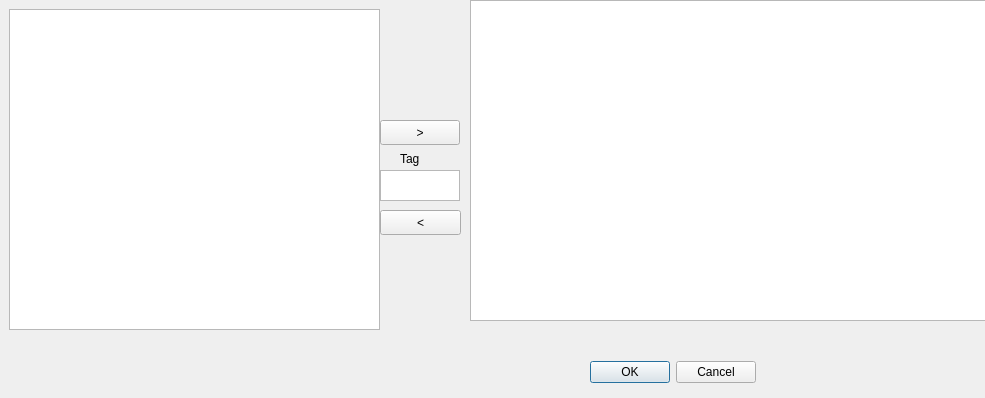
Before: the Qt Designer form src/gui/edit_scheme.ui in Klumpe-lab/CryoBoost, drawn with Qt 5.
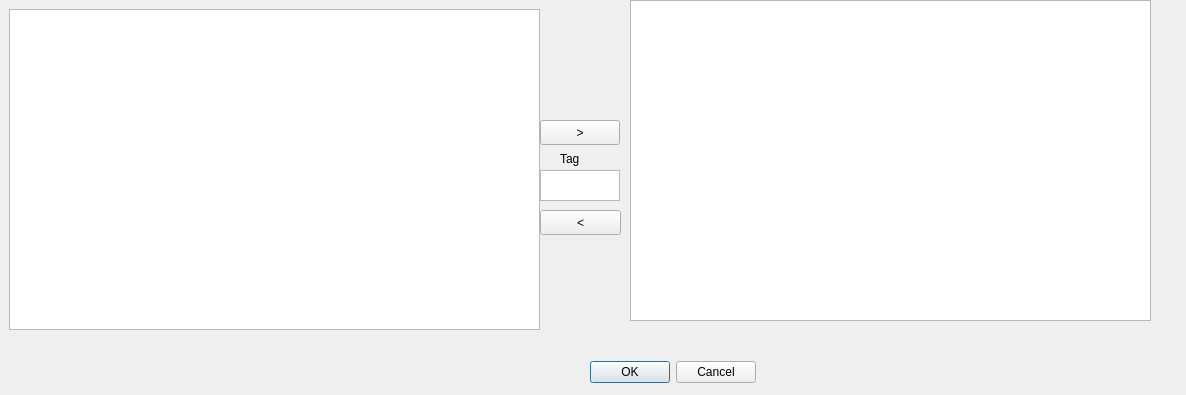
After: the same form once the commit is applied.

Commit message: bug fix manual job selection

```diff
--- a/src/gui/edit_scheme.ui
+++ b/src/gui/edit_scheme.ui
@@ -6,8 +6,8 @@
    <rect>
     <x>0</x>
     <y>0</y>
-    <width>985</width>
-    <height>398</height>
+    <width>1186</width>
+    <height>395</height>
    </rect>
   </property>
   <property name="windowTitle">
@@ -19,7 +19,7 @@
    </property>
    <property name="geometry">
     <rect>
-     <x>380</x>
+     <x>540</x>
      <y>120</y>
      <width>80</width>
      <height>25</height>
@@ -54,7 +54,7 @@
   <widget class="QPushButton" name="btn_remove_from_current">
    <property name="geometry">
     <rect>
-     <x>380</x>
+     <x>540</x>
      <y>210</y>
      <width>81</width>
      <height>25</height>
@@ -69,7 +69,7 @@
     <rect>
      <x>9</x>
      <y>9</y>
-     <width>371</width>
+     <width>531</width>
      <height>321</height>
     </rect>
    </property>
@@ -77,7 +77,7 @@
   <widget class="QLabel" name="label">
    <property name="geometry">
     <rect>
-     <x>400</x>
+     <x>560</x>
      <y>150</y>
      <width>20</width>
      <height>17</height>
@@ -96,7 +96,7 @@
   <widget class="QTextEdit" name="textEdit_tag">
    <property name="geometry">
     <rect>
-     <x>380</x>
+     <x>540</x>
      <y>170</y>
      <width>80</width>
      <height>31</height>
@@ -119,7 +119,7 @@
   <widget class="QTableWidget" name="table_scheme_current">
    <property name="geometry">
     <rect>
-     <x>470</x>
+     <x>630</x>
      <y>0</y>
      <width>521</width>
      <height>321</height>
```
The commit also changes 2 other files.
